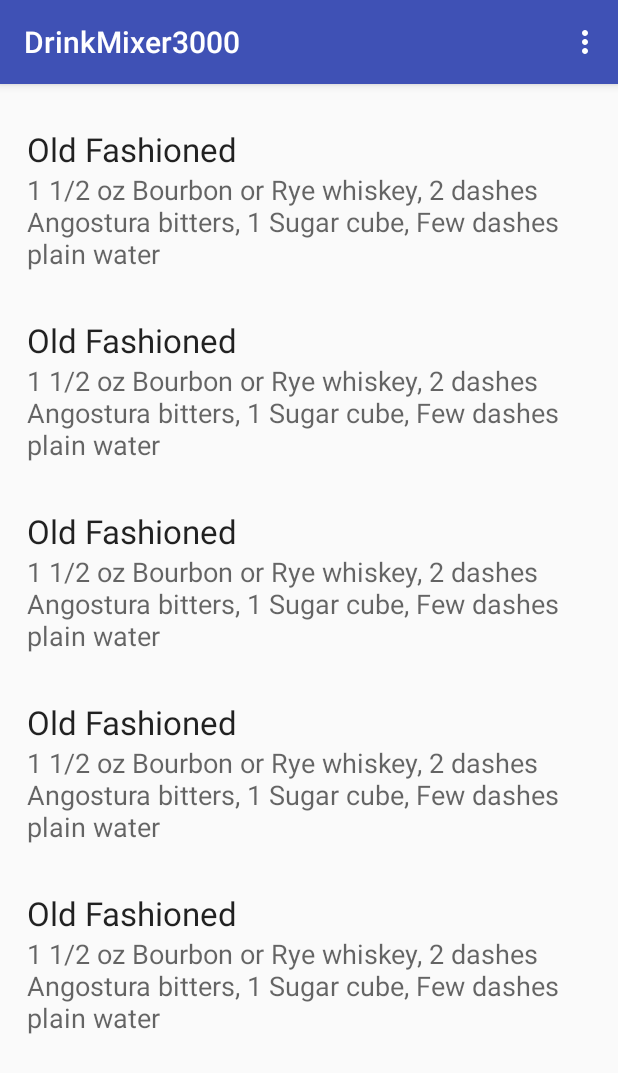
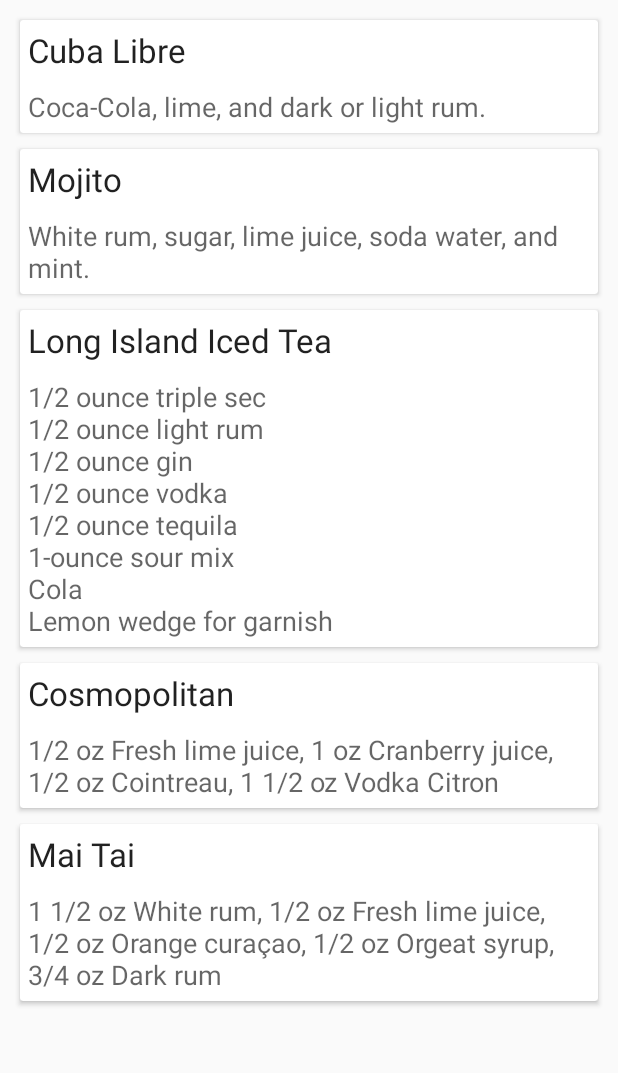
Before and after one commit to ZilchPepsi/Drink-Mixer, an Android app: the screen it shows after launch (MainActivity), on a phone screen of 412 x 824 dp. Shown: the top 1073 px of the screen. Run offline under Robolectric (Android 15) with nearby library versions, the phone set to English and light mode, and no system bars.

Commit message:
Should have cards with Recipes

```diff
--- /dev/null
+++ b/Drink Mixer 9000/app/src/main/java/greenbrier/drinkmixer3000/CustomAdapter.kt
@@ -0,0 +1,47 @@
+package greenbrier.drinkmixer3000
+
+
+import android.annotation.SuppressLint
+import android.support.v7.widget.RecyclerView
+import android.view.LayoutInflater
+import android.view.View
+import android.view.ViewGroup
+import android.widget.TextView
+import kotlinx.android.synthetic.main.activity_main.*
+import org.w3c.dom.Text
+import java.lang.reflect.Type
+
+/**
+ * Created by EMiller on 8/21/2017.
+ *
+ */
+
+class CustomAdapter(val drinkList: ArrayList<Drink>) : RecyclerView.Adapter<CustomAdapter.ViewHolder>() {
+
+    //this method is returning the view for each item in the list
+    override fun onCreateViewHolder(parent: ViewGroup, viewType: Int): CustomAdapter.ViewHolder {
+        val v = LayoutInflater.from(parent.context).inflate(R.layout.list_layout, parent, false)
+        return ViewHolder(v)
+    }
+
+    //this method is binding the data on the list
+    override fun onBindViewHolder(holder: CustomAdapter.ViewHolder, position: Int) {
+        holder.bindItems(drinkList[position])
+    }
+
+    //this method is giving the size of the list
+    override fun getItemCount(): Int {
+        return drinkList.size
+    }
+
+    //the class is holding the list view
+    class ViewHolder(itemView: View) : RecyclerView.ViewHolder(itemView) {
+
+        fun bindItems(drink: Drink) {
+            val textViewDrink = itemView.findViewById<View>(R.id.textViewDrink) as TextView
+            val textViewRecipe  = itemView.findViewById<View>(R.id.textViewRecipe) as TextView
+            textViewDrink.text = drink.name
+            textViewRecipe.text = drink.recipe
+        }
+    }
+}
--- a/Drink Mixer 9000/app/src/main/java/greenbrier/drinkmixer3000/CustomAdaptor.kt
+++ /dev/null
@@ -1,38 +0,0 @@
-package greenbrier.drinkmixer3000
-
-import android.support.v7.widget.RecyclerView
-import android.view.LayoutInflater
-import android.view.View
-import android.view.ViewGroup
-import android.widget.TextView
-
-/**
- * Created by emiller on 8/5/17.
- */
-class CustomAdaptor(val drinkList: ArrayList<Drink>) : RecyclerView.Adapter<CustomAdaptor.ViewHolder>() {
-
-    override fun onBindViewHolder(p0: ViewHolder?, p1: Int) {
-        val drink: Drink = drinkList[p1]
-
-        p0?.textViewName?.text = drink.name
-        p0?.textViewAddress?.text = drink.address
-    }
-
-    override fun onCreateViewHolder(p0: ViewGroup?, p1: Int): ViewHolder {
-        val v = LayoutInflater.from(p0?.context).inflate(R.layout.list_layout, p0, false)
-        return ViewHolder(v)
-    }
-
-    override fun getItemCount(): Int {
-        return drinkList.size
-    }
-
-    class ViewHolder(v: View) : RecyclerView.ViewHolder(v){
-        fun bindCustom(forecast: ) {
-            itemView.date.text = forecast.date.toDateString()
-        }
-        // Did not work
-        // val textViewName = itemView.findViewById(R.id.textViewName) as TextView
-        // val textViewAddress = itemView.findViewById(R.id.textViewAddress) as TextView
-    }
-}
--- a/Drink Mixer 9000/app/src/main/java/greenbrier/drinkmixer3000/Drink.kt
+++ b/Drink Mixer 9000/app/src/main/java/greenbrier/drinkmixer3000/Drink.kt
@@ -4,6 +4,7 @@ import android.location.Address
 
 /**
  * Created by emiller on 8/5/17.
+ *
  */
 
-data class Drink(val name: String, val address: String)
+data class Drink(val name: String, val recipe: String)
--- a/Drink Mixer 9000/app/src/main/java/greenbrier/drinkmixer3000/MainActivity.kt
+++ b/Drink Mixer 9000/app/src/main/java/greenbrier/drinkmixer3000/MainActivity.kt
@@ -7,6 +7,7 @@ import android.support.v7.widget.LinearLayoutManager
 import android.support.v7.widget.RecyclerView
 import android.view.Menu
 import android.view.MenuItem
+import android.view.View
 import android.widget.LinearLayout
 
 import kotlinx.android.synthetic.main.activity_main.*
@@ -17,13 +18,8 @@ class MainActivity : AppCompatActivity() {
     override fun onCreate(savedInstanceState: Bundle?) {
         super.onCreate(savedInstanceState)
         setContentView(R.layout.activity_main)
-        setSupportActionBar(toolbar)
 
-        fab.setOnClickListener { view ->
-            Snackbar.make(view, "Replace with your own action", Snackbar.LENGTH_LONG)
-                    .setAction("Action", null).show()
-        }
-
+        val recyclerView = findViewById<View>(R.id.recyclerView) as RecyclerView
         recyclerView.layoutManager = LinearLayoutManager(this, LinearLayout.VERTICAL,false)
 
         val drinks = ArrayList<Drink>()
@@ -41,7 +37,7 @@ class MainActivity : AppCompatActivity() {
         drinks.add(Drink("Cosmopolitan","1/2 oz Fresh lime juice, 1 oz Cranberry juice, 1/2 oz Cointreau, 1 1/2 oz Vodka Citron"))
         drinks.add(Drink("Mai Tai", "1 1/2 oz White rum, 1/2 oz Fresh lime juice, 1/2 oz Orange curaçao, 1/2 oz Orgeat syrup, 3/4 oz Dark rum"))
 
-        val adapter = CustomAdaptor(drinks)
+        val adapter = CustomAdapter(drinks)
 
         recyclerView.adapter = adapter
     }
--- a/Drink Mixer 9000/app/src/main/res/layout/activity_main.xml
+++ b/Drink Mixer 9000/app/src/main/res/layout/activity_main.xml
@@ -1,25 +1,25 @@
 <?xml version="1.0" encoding="utf-8"?>
-<android.support.design.widget.CoordinatorLayout xmlns:android="http://schemas.android.com/apk/res/android"
-    xmlns:app="http://schemas.android.com/apk/res-auto"
-    xmlns:tools="http://schemas.android.com/tools"
-    android:layout_width="match_parent"
-    android:layout_height="match_parent"
-    tools:context="greenbrier.drinkmixer3000.MainActivity">
+<android.support.constraint.ConstraintLayout
+xmlns:android="http://schemas.android.com/apk/res/android"
+xmlns:app="http://schemas.android.com/apk/res-auto"
+xmlns:tools="http://schemas.android.com/tools" android:layout_width="match_parent"
+android:layout_height="match_parent"
+tools:context="greenbrier.drinkmixer3000.MainActivity">
 
-    <android.support.design.widget.AppBarLayout
-        android:layout_width="match_parent"
-        android:layout_height="wrap_content"
-        android:theme="@style/AppTheme.AppBarOverlay">
 
-        <android.support.v7.widget.Toolbar
-            android:id="@+id/toolbar"
-            android:layout_width="match_parent"
-            android:layout_height="?attr/actionBarSize"
-            android:background="?attr/colorPrimary"
-            app:popupTheme="@style/AppTheme.PopupOverlay" />
+<android.support.v7.widget.RecyclerView
+    android:id="@+id/recyclerView"
+    android:layout_width="0dp"
+    android:layout_height="0dp"
+    tools:layout_editor_absoluteX="8dp"
+    tools:layout_editor_absoluteY="8dp"
+    android:layout_marginTop="8dp"
+    android:layout_marginBottom="8dp"
+    app:layout_constraintEnd_toEndOf="parent"
+    app:layout_constraintTop_toTopOf="parent"
+    app:layout_constraintStart_toStartOf="parent"
+    app:layout_constraintBottom_toBottomOf="parent"
+    android:layout_marginStart="8dp"
+    android:layout_marginEnd="8dp" />
 
-    </android.support.design.widget.AppBarLayout>
-
-    <include layout="@layout/content_main" />
-
-</android.support.design.widget.CoordinatorLayout>
+</android.support.constraint.ConstraintLayout>
--- a/Drink Mixer 9000/app/src/main/res/layout/list_layout.xml
+++ b/Drink Mixer 9000/app/src/main/res/layout/list_layout.xml
@@ -1,30 +1,36 @@
 <?xml version="1.0" encoding="utf-8"?>
 <LinearLayout xmlns:android="http://schemas.android.com/apk/res/android"
-    android:orientation="vertical" android:layout_width="match_parent"
-    android:layout_height="wrap_content">
+android:layout_width="match_parent"
+android:layout_height="wrap_content"
+android:orientation="vertical">
 
-    <android.support.v7.widget.CardView
-        android:layout_margin="5dp"
+
+<android.support.v7.widget.CardView
+    android:layout_width="match_parent"
+    android:layout_height="wrap_content"
+    android:layout_margin="5dp">
+
+    <LinearLayout
         android:layout_width="match_parent"
-        android:layout_height="match_parent" />
-    <LinearLayout
-        android:padding="10dp"
-        android:orientation="vertical"
-        android:layout_width="match_parent"
-        android:layout_height="wrap_content">
+        android:layout_height="wrap_content"
+        android:orientation="vertical">
 
         <TextView
-            android:textAppearance="@style/Base.TextAppearance.AppCompat.Large"
+            android:id="@+id/textViewDrink"
+            android:layout_width="match_parent"
+            android:layout_height="wrap_content"
+            android:padding="5dp"
             android:text="@string/drinkName"
-            android:id="@+id/textViewName"
+            android:textAppearance="@style/Base.TextAppearance.AppCompat.Large" />
+
+        <TextView
+            android:id="@+id/textViewRecipe"
             android:layout_width="match_parent"
-            android:layout_height="wrap_content" />
-        <TextView
-            android:textAppearance="@style/Base.TextAppearance.AppCompat.Medium"
+            android:layout_height="wrap_content"
+            android:padding="5dp"
             android:text="@string/ingredients"
-            android:id="@+id/textViewAddress"
-            android:layout_width="match_parent"
-            android:layout_height="wrap_content" />
+            android:textAppearance="@style/Base.TextAppearance.AppCompat.Medium" />
+    </LinearLayout>
+</android.support.v7.widget.CardView>
 
-    </LinearLayout>
 </LinearLayout>
--- a/DrinkMixer3000/app/build.gradle
+++ /dev/null
@@ -1,35 +0,0 @@
-apply plugin: 'com.android.application'
-
-apply plugin: 'kotlin-android'
-
-apply plugin: 'kotlin-android-extensions'
-
-android {
-    compileSdkVersion 26
-    buildToolsVersion "26.0.1"
-    defaultConfig {
-        applicationId "greenbrier.drinkmixer3000"
-        minSdkVersion 15
-        targetSdkVersion 26
-        versionCode 1
-        versionName "1.0"
-        testInstrumentationRunner "android.support.test.runner.AndroidJUnitRunner"
-    }
-    buildTypes {
-        release {
-            minifyEnabled false
-            proguardFiles getDefaultProguardFile('proguard-android.txt'), 'proguard-rules.pro'
-        }
-    }
-}
-
-dependencies {
-    implementation fileTree(dir: 'libs', include: ['*.jar'])
-    implementation"org.jetbrains.kotlin:kotlin-stdlib-jre7:$kotlin_version"
-    implementation 'com.android.support:appcompat-v7:26.0.1'
-    implementation 'com.android.support.constraint:constraint-layout:1.0.2'
-    implementation 'com.android.support:design:26.0.1'
-    testImplementation 'junit:junit:4.12'
-    androidTestImplementation 'com.android.support.test:runner:1.0.0'
-    androidTestImplementation 'com.android.support.test.espresso:espresso-core:3.0.0'
-}
```
Also changed, not shown: 2 other files.
